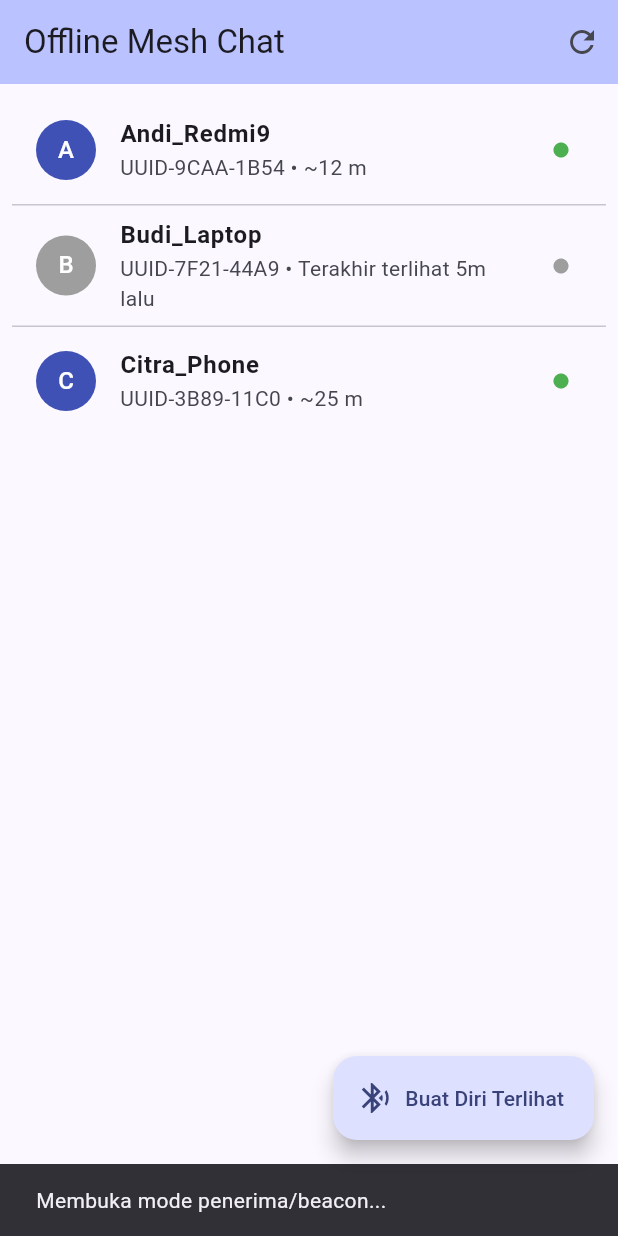
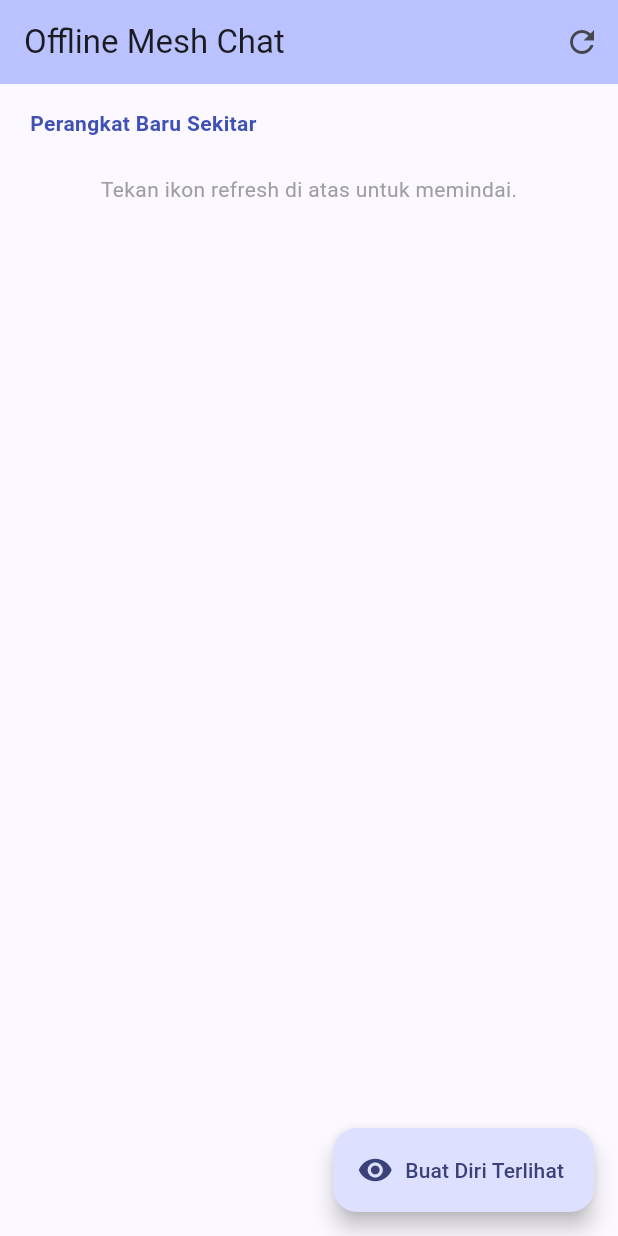
Before and after one commit to myubitanfidz/WaveChat, a Flutter app: the screen it shows after launch, after a tap on "Buat Diri Terlihat", on a phone screen of 412 x 824 dp. Run offline on Flutter 3.47's test engine with Material 3 defaults, Android fonts, the phone set to English and light mode, and no system bars; our stand-ins replace flutter_bluetooth_serial, permission_handler, sqflite; accounts and stored records are empty.

Commit message:
feat: Scanning & Discovery devices

```diff
--- a/lib/main.dart
+++ b/lib/main.dart
@@ -1,7 +1,10 @@
+import 'dart:async';
 import 'package:flutter/material.dart';
+import 'package:flutter_bluetooth_serial/flutter_bluetooth_serial.dart';
 import 'package:bluetooth_offline_chat/models/message_model.dart';
 import 'package:bluetooth_offline_chat/services/database_helper.dart';
 import 'package:bluetooth_offline_chat/services/permission_service.dart';
+import 'package:bluetooth_offline_chat/services/bluetooth_service.dart';
 
 void main() {
   WidgetsFlutterBinding.ensureInitialized();
@@ -33,45 +36,100 @@ class HomeScreen extends StatefulWidget {
 }
 
 class _HomeScreenState extends State<HomeScreen> {
-  final List<Map<String, dynamic>> _dummyPeers = [
-    {
-      'name': 'Andi_Redmi9',
-      'uuid': 'UUID-9CAA-1B54',
-      'status': 'Online (Dekat)',
-      'distance': '~12 m',
-    },
-    {
-      'name': 'Budi_Laptop',
-      'uuid': 'UUID-7F21-44A9',
-      'status': 'Offline',
-      'distance': 'Terakhir terlihat 5m lalu',
-    },
-    {
-      'name': 'Citra_Phone',
-      'uuid': 'UUID-3B89-11C0',
-      'status': 'Online (Dekat)',
-      'distance': '~25 m',
-    },
-  ];
+  List<BluetoothDevice> _bondedDevices = [];
+  final List<BluetoothDiscoveryResult> _discoveryResults = [];
+  bool _isDiscovering = false;
+  StreamSubscription<BluetoothDiscoveryResult>? _discoveryStreamSubscription;
 
   @override
   void initState() {
     super.initState();
-    _checkPermissions();
+    _initBluetooth();
   }
 
-  Future<void> _checkPermissions() async {
+  Future<void> _initBluetooth() async {
     final granted = await PermissionService.requestBluetoothPermissions();
-    if (!granted && mounted) {
+    if (!granted) {
+      if (mounted) {
         ScaffoldMessenger.of(context).showSnackBar(
-        const SnackBar(
-          content: Text(
-            'Izin Bluetooth & Lokasi diperlukan untuk mendeteksi perangkat sekitar.',
-          ),
-          duration: Duration(seconds: 4),
-        ),
+          const SnackBar(content: Text('Izin Bluetooth diperlukan')),
         );
       }
+      return;
+    }
+
+    final isEnabled = await BluetoothService.isBluetoothEnabled();
+    if (!isEnabled) {
+      await BluetoothService.requestEnableBluetooth();
+    }
+
+    _loadBondedDevices();
+  }
+
+  Future<void> _loadBondedDevices() async {
+    try {
+      final devices = await BluetoothService.getBondedDevices();
+      if (mounted) {
+        setState(() {
+          _bondedDevices = devices;
+        });
+      }
+    } catch (e) {
+      debugPrint('Error get bonded devices: $e');
+    }
+  }
+
+  void _startScanning() {
+    setState(() {
+      _isDiscovering = true;
+      _discoveryResults.clear();
+    });
+
+    _discoveryStreamSubscription = BluetoothService.startDiscovery().listen(
+      (result) {
+        final existingIndex = _discoveryResults.indexWhere(
+          (element) => element.device.address == result.device.address,
+        );
+
+        setState(() {
+          if (existingIndex >= 0) {
+            _discoveryResults[existingIndex] = result;
+          } else {
+            _discoveryResults.add(result);
+          }
+        });
+      },
+      onDone: () {
+        if (mounted) {
+          setState(() {
+            _isDiscovering = false;
+          });
+        }
+      },
+      onError: (e) {
+        debugPrint('Discovery error: $e');
+        if (mounted) {
+          setState(() {
+            _isDiscovering = false;
+          });
+        }
+      },
+    );
+  }
+
+  Future<void> _makeDiscoverable() async {
+    final duration = await BluetoothService.requestDiscoverable(120);
+    if (mounted && duration != null && duration > 0) {
+      ScaffoldMessenger.of(context).showSnackBar(
+        SnackBar(content: Text('Perangkat terlihat selama $duration detik')),
+      );
+    }
+  }
+
+  @override
+  void dispose() {
+    _discoveryStreamSubscription?.cancel();
+    super.dispose();
   }
 
   @override
@@ -82,60 +140,103 @@ class _HomeScreenState extends State<HomeScreen> {
         backgroundColor: Theme.of(context).colorScheme.inversePrimary,
         actions: [
           IconButton(
-            icon: const Icon(Icons.refresh),
-            tooltip: 'Pindai Ulang',
-            onPressed: () {
-              ScaffoldMessenger.of(context).showSnackBar(
-                const SnackBar(content: Text('Memindai perangkat di sekitar...')),
-              );
-            },
+            icon: _isDiscovering
+                ? const SizedBox(
+                    width: 20,
+                    height: 20,
+                    child: CircularProgressIndicator(strokeWidth: 2),
+                  )
+                : const Icon(Icons.refresh),
+            tooltip: 'Pindai Perangkat',
+            onPressed: _isDiscovering ? null : _startScanning,
           ),
         ],
       ),
-      body: ListView.separated(
+      body: ListView(
         padding: const EdgeInsets.all(8.0),
-        itemCount: _dummyPeers.length,
-        separatorBuilder: (context, index) => const Divider(height: 1),
-        itemBuilder: (context, index) {
-          final peer = _dummyPeers[index];
-          final isOnline = peer['status'].toString().contains('Online');
-
-          return ListTile(
-            leading: CircleAvatar(
-              backgroundColor: isOnline ? Colors.indigo : Colors.grey,
+        children: [
+          if (_bondedDevices.isNotEmpty) ...[
+            const Padding(
+              padding: EdgeInsets.symmetric(horizontal: 12.0, vertical: 8.0),
               child: Text(
-                peer['name'][0],
-                style: const TextStyle(color: Colors.white),
+                'Perangkat Tersimpan (Paired)',
+                style: TextStyle(fontWeight: FontWeight.bold, color: Colors.indigo),
               ),
             ),
-            title: Text(
-              peer['name'],
-              style: const TextStyle(fontWeight: FontWeight.bold),
+            ..._bondedDevices.map(
+              (device) => ListTile(
+                leading: const CircleAvatar(
+                  backgroundColor: Colors.indigo,
+                  child: Icon(Icons.bluetooth, color: Colors.white),
                 ),
-            subtitle: Text('${peer['uuid']} • ${peer['distance']}'),
-            trailing: Icon(
-              Icons.circle,
-              size: 12,
-              color: isOnline ? Colors.green : Colors.grey,
-            ),
+                title: Text(device.name ?? 'Perangkat Tanpa Nama'),
+                subtitle: Text(device.address),
+                trailing: const Icon(Icons.link, color: Colors.green),
                 onTap: () {
                   Navigator.push(
                     context,
                     MaterialPageRoute(
-                  builder: (context) => ChatRoomScreen(peerName: peer['name']),
+                      builder: (context) => ChatRoomScreen(
+                        peerName: device.name ?? device.address,
+                        peerAddress: device.address,
+                      ),
+                    ),
+                  );
+                },
+              ),
+            ),
+            const Divider(),
+          ],
+          const Padding(
+            padding: EdgeInsets.symmetric(horizontal: 12.0, vertical: 8.0),
+            child: Text(
+              'Perangkat Baru Sekitar',
+              style: TextStyle(fontWeight: FontWeight.bold, color: Colors.indigo),
+            ),
+          ),
+          if (_discoveryResults.isEmpty)
+            Padding(
+              padding: const EdgeInsets.all(16.0),
+              child: Center(
+                child: Text(
+                  _isDiscovering
+                      ? 'Sedang mencari perangkat Bluetooth...'
+                      : 'Tekan ikon refresh di atas untuk memindai.',
+                  style: const TextStyle(color: Colors.grey),
+                ),
+              ),
+            )
+          else
+            ..._discoveryResults.map(
+              (result) {
+                final device = result.device;
+                return ListTile(
+                  leading: const CircleAvatar(
+                    backgroundColor: Colors.grey,
+                    child: Icon(Icons.bluetooth_searching, color: Colors.white),
+                  ),
+                  title: Text(device.name ?? 'Unknown Device'),
+                  subtitle: Text('${device.address} • RSSI: ${result.rssi} dBm'),
+                  trailing: const Icon(Icons.chevron_right),
+                  onTap: () {
+                    Navigator.push(
+                      context,
+                      MaterialPageRoute(
+                        builder: (context) => ChatRoomScreen(
+                          peerName: device.name ?? device.address,
+                          peerAddress: device.address,
+                        ),
                       ),
                     );
                   },
                 );
               },
             ),
+        ],
+      ),
       floatingActionButton: FloatingActionButton.extended(
-        onPressed: () {
-          ScaffoldMessenger.of(context).showSnackBar(
-            const SnackBar(content: Text('Membuka mode penerima/beacon...')),
-          );
-        },
-        icon: const Icon(Icons.bluetooth_searching),
+        onPressed: _makeDiscoverable,
+        icon: const Icon(Icons.visibility),
         label: const Text('Buat Diri Terlihat'),
       ),
     );
@@ -144,7 +245,12 @@ class _HomeScreenState extends State<HomeScreen> {
 
 class ChatRoomScreen extends StatefulWidget {
   final String peerName;
-  const ChatRoomScreen({super.key, required this.peerName});
+  final String peerAddress;
+  const ChatRoomScreen({
+    super.key,
+    required this.peerName,
+    required this.peerAddress,
+  });
 
   @override
   State<ChatRoomScreen> createState() => _ChatRoomScreenState();
@@ -163,7 +269,7 @@ class _ChatRoomScreenState extends State<ChatRoomScreen> {
 
   Future<void> _loadMessages() async {
     try {
-      final data = await DatabaseHelper.instance.getMessages(widget.peerName);
+      final data = await DatabaseHelper.instance.getMessages(widget.peerAddress);
       if (mounted) {
         setState(() {
           _messages = data;
@@ -196,7 +302,7 @@ class _ChatRoomScreenState extends State<ChatRoomScreen> {
         '${now.hour.toString().padLeft(2, '0')}:${now.minute.toString().padLeft(2, '0')}';
 
     final newMessage = MessageModel(
-      peerAddress: widget.peerName,
+      peerAddress: widget.peerAddress,
       sender: 'me',
       text: text,
       timestamp: timeStr,
@@ -228,7 +334,18 @@ class _ChatRoomScreenState extends State<ChatRoomScreen> {
   @override
   Widget build(BuildContext context) {
     return Scaffold(
-      appBar: AppBar(title: Text(widget.peerName)),
+      appBar: AppBar(
+        title: Column(
+          crossAxisAlignment: CrossAxisAlignment.start,
+          children: [
+            Text(widget.peerName, style: const TextStyle(fontSize: 16)),
+            Text(
+              widget.peerAddress,
+              style: const TextStyle(fontSize: 11, color: Colors.black54),
+            ),
+          ],
+        ),
+      ),
       body: Column(
         children: [
           Expanded(
--- /dev/null
+++ b/lib/services/bluetooth_service.dart
@@ -0,0 +1,31 @@
+import 'dart:async';
+import 'package:flutter_bluetooth_serial/flutter_bluetooth_serial.dart';
+
+class BluetoothService {
+  static final FlutterBluetoothSerial _bluetooth = FlutterBluetoothSerial.instance;
+
+  // Cek apakah Bluetooth aktif di perangkat
+  static Future<bool> isBluetoothEnabled() async {
+    return await _bluetooth.isEnabled ?? false;
+  }
+
+  // Minta sistem mengaktifkan Bluetooth jika masih mati
+  static Future<bool> requestEnableBluetooth() async {
+    return await _bluetooth.requestEnable() ?? false;
+  }
+
+  // Ambil daftar perangkat yang sudah pernah dipairing sebelumnya
+  static Future<List<BluetoothDevice>> getBondedDevices() async {
+    return await _bluetooth.getBondedDevices();
+  }
+
+  // Mulai memindai (discovery) perangkat baru di sekitar
+  static Stream<BluetoothDiscoveryResult> startDiscovery() {
+    return _bluetooth.startDiscovery();
+  }
+
+  // Buat perangkat terlihat oleh HP lain selama durasi tertentu (detik)
+  static Future<int?> requestDiscoverable(int seconds) async {
+    return await _bluetooth.requestDiscoverable(seconds);
+  }
+}
```
Lines whose indentation alone changed are shown as unchanged.
